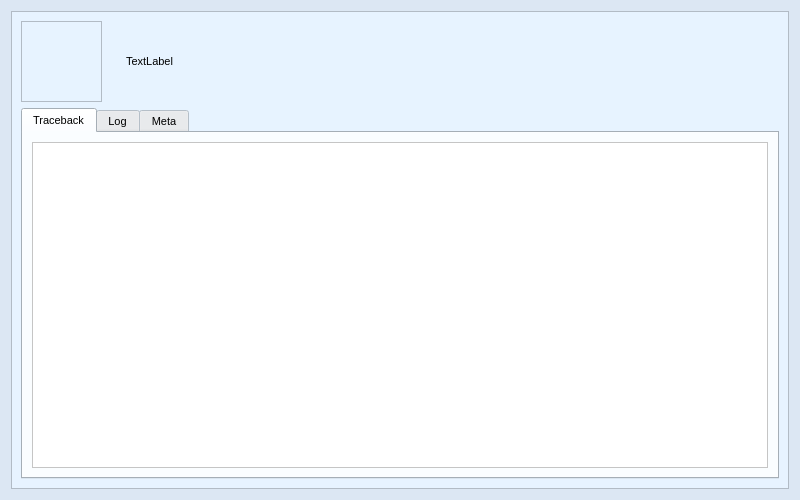
This is source/ui/views/forms/error_form.ui in seemir/stressa as Qt 5 draws it before an edit. The edited form follows.
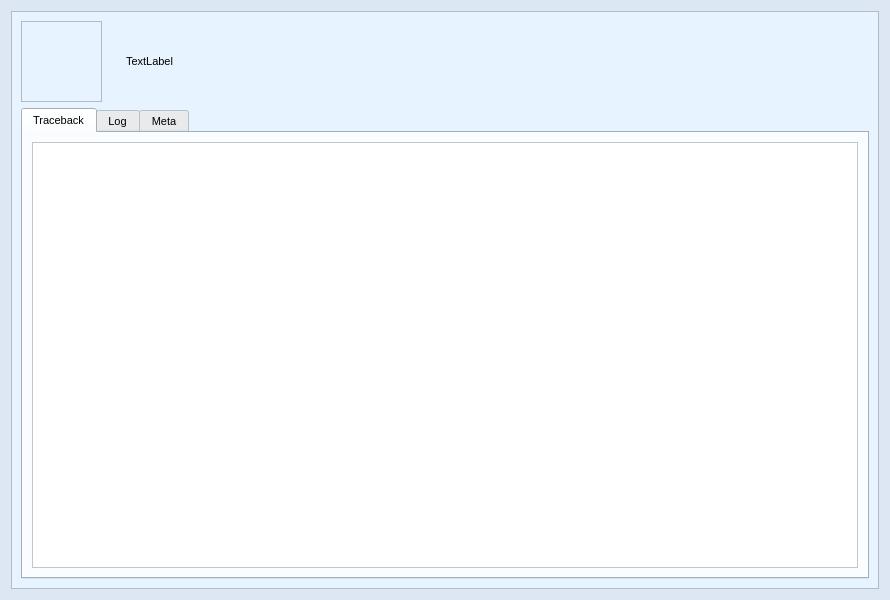
This is the edited form. The open tabs and pages were chosen to show the change. Icons and pictures are not drawn.

What changed in the file:
```diff
--- a/source/ui/views/forms/error_form.ui
+++ b/source/ui/views/forms/error_form.ui
@@ -6,8 +6,8 @@
    <rect>
     <x>0</x>
     <y>0</y>
-    <width>800</width>
-    <height>500</height>
+    <width>890</width>
+    <height>600</height>
    </rect>
   </property>
   <property name="sizePolicy">
@@ -18,8 +18,8 @@
   </property>
   <property name="minimumSize">
    <size>
-    <width>800</width>
-    <height>500</height>
+    <width>890</width>
+    <height>600</height>
    </size>
   </property>
   <property name="maximumSize">
@@ -986,7 +986,7 @@
              <rect>
               <x>0</x>
               <y>0</y>
-              <width>657</width>
+              <width>747</width>
               <height>63</height>
              </rect>
             </property>
@@ -1467,8 +1467,8 @@
               <rect>
                <x>0</x>
                <y>0</y>
-               <width>736</width>
-               <height>329</height>
+               <width>826</width>
+               <height>429</height>
               </rect>
              </property>
              <layout class="QGridLayout" name="gridLayout_7">
```
Left out of the diff: 10 changed lines with no effect on the pictures.
